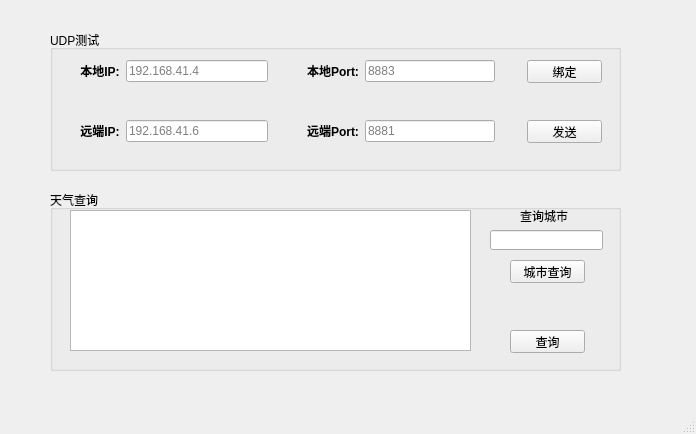
Above: DX_UDP/main.ui from dingxiao88/PyQt5_Demo before the change. Below: the same form after it.
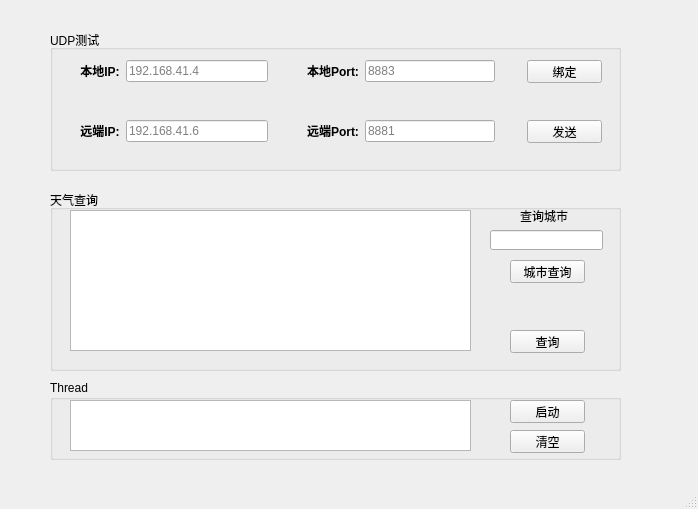
That is the form after the change.

Patch:
```diff
--- a/DX_UDP/main.ui
+++ b/DX_UDP/main.ui
@@ -9,8 +9,8 @@
    <rect>
     <x>0</x>
     <y>0</y>
-    <width>696</width>
-    <height>434</height>
+    <width>698</width>
+    <height>509</height>
    </rect>
   </property>
   <property name="windowTitle">
@@ -241,6 +241,55 @@
      </property>
     </widget>
    </widget>
+   <widget class="QGroupBox" name="groupBox">
+    <property name="geometry">
+     <rect>
+      <x>50</x>
+      <y>380</y>
+      <width>571</width>
+      <height>80</height>
+     </rect>
+    </property>
+    <property name="title">
+     <string>Thread</string>
+    </property>
+    <widget class="QTextEdit" name="textEdit_thread">
+     <property name="geometry">
+      <rect>
+       <x>20</x>
+       <y>20</y>
+       <width>401</width>
+       <height>51</height>
+      </rect>
+     </property>
+    </widget>
+    <widget class="QPushButton" name="pushButton_thread_clean">
+     <property name="geometry">
+      <rect>
+       <x>460</x>
+       <y>50</y>
+       <width>75</width>
+       <height>23</height>
+      </rect>
+     </property>
+     <property name="text">
+      <string>清空</string>
+     </property>
+    </widget>
+    <widget class="QPushButton" name="pushButton_thread_start">
+     <property name="geometry">
+      <rect>
+       <x>460</x>
+       <y>20</y>
+       <width>75</width>
+       <height>23</height>
+      </rect>
+     </property>
+     <property name="text">
+      <string>启动</string>
+     </property>
+    </widget>
+   </widget>
   </widget>
   <widget class="QMenuBar" name="menubar">
    <property name="geometry">
```
Left out of the diff: 21 changed lines with no effect on the pictures.
